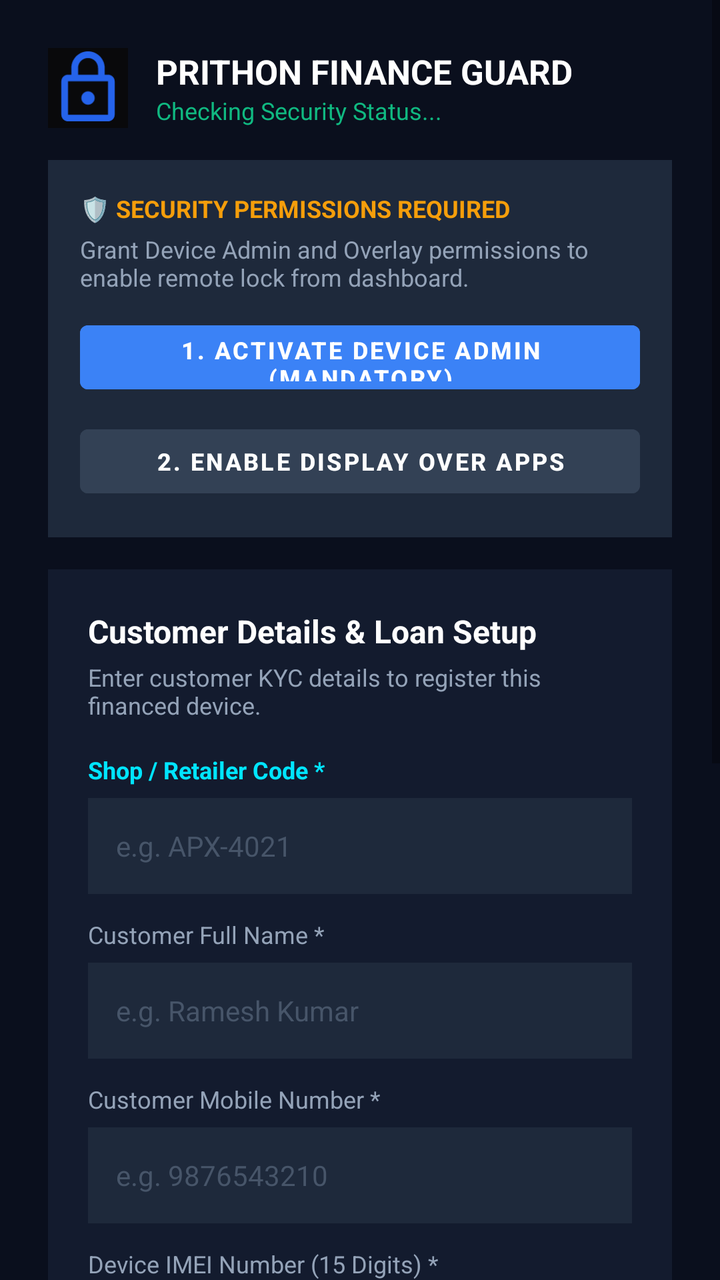
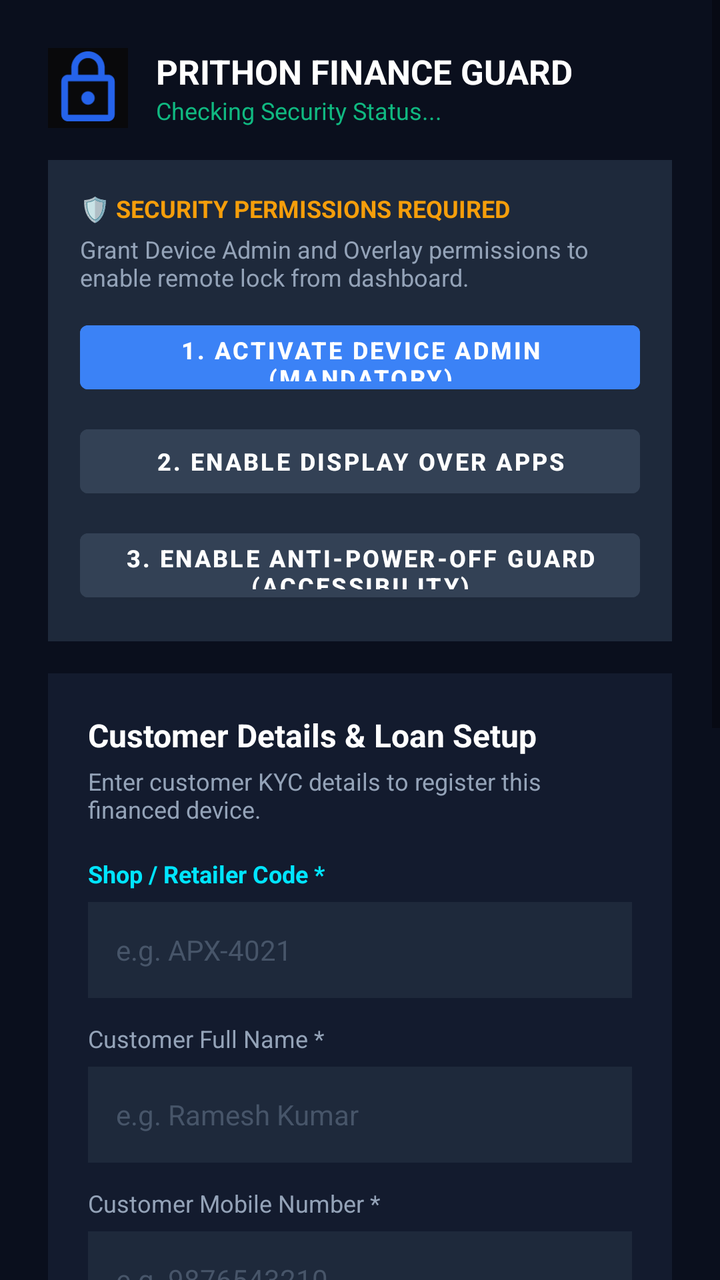

The first picture is an Android layout as it rendered before a commit; the second is the same layout after the commit. The layout source and the unified diff follow.
<!-- AndroidManifest.xml: application theme Theme.PrithonDpc -->
<!-- res/layout/activity_main.xml -->
<?xml version="1.0" encoding="utf-8"?>
<ScrollView xmlns:android="http://schemas.android.com/apk/res/android"
    android:layout_width="match_parent"
    android:layout_height="match_parent"
    android:background="@color/bg_dark"
    android:fillViewport="true">

    <LinearLayout
        android:layout_width="match_parent"
        android:layout_height="wrap_content"
        android:orientation="vertical"
        android:padding="24dp">

        
        <LinearLayout
            android:layout_width="match_parent"
            android:layout_height="wrap_content"
            android:orientation="horizontal"
            android:gravity="center_vertical"
            android:layout_marginBottom="16dp">

            <ImageView
                android:layout_width="40dp"
                android:layout_height="40dp"
                android:src="@drawable/ic_launcher"
                android:contentDescription="Logo" />

            <LinearLayout
                android:layout_width="0dp"
                android:layout_height="wrap_content"
                android:layout_weight="1"
                android:layout_marginStart="14dp"
                android:orientation="vertical">

                <TextView
                    android:layout_width="wrap_content"
                    android:layout_height="wrap_content"
                    android:text="PRITHON FINANCE GUARD"
                    android:textColor="@color/white"
                    android:textSize="17sp"
                    android:textStyle="bold" />

                <TextView
                    android:id="@+id/tvStatus"
                    android:layout_width="wrap_content"
                    android:layout_height="wrap_content"
                    android:text="Checking Security Status..."
                    android:textColor="@color/green_success"
                    android:textSize="12sp" />
            </LinearLayout>
        </LinearLayout>

        
        <LinearLayout
            android:id="@+id/cardPermissions"
            android:layout_width="match_parent"
            android:layout_height="wrap_content"
            android:orientation="vertical"
            android:background="#1E293B"
            android:padding="16dp"
            android:layout_marginBottom="16dp">

            <TextView
                android:layout_width="wrap_content"
                android:layout_height="wrap_content"
                android:text="🛡️ SECURITY PERMISSIONS REQUIRED"
                android:textColor="@color/yellow_pending"
                android:textSize="12sp"
                android:textStyle="bold" />

            <TextView
                android:id="@+id/tvPermDesc"
                android:layout_width="wrap_content"
                android:layout_height="wrap_content"
                android:text="Grant Device Admin and Overlay permissions to enable remote lock from dashboard."
                android:textColor="@color/text_muted"
                android:textSize="12sp"
                android:layout_marginTop="4dp" />

            <Button
                android:id="@+id/btnGrantAdmin"
                android:layout_width="match_parent"
                android:layout_height="44dp"
                android:text="1. ACTIVATE DEVICE ADMIN (MANDATORY)"
                android:backgroundTint="@color/blue_primary"
                android:textColor="@color/white"
                android:textSize="12sp"
                android:textStyle="bold"
                android:layout_marginTop="10dp" />

            <Button
                android:id="@+id/btnGrantOverlay"
                android:layout_width="match_parent"
                android:layout_height="44dp"
                android:text="2. ENABLE DISPLAY OVER APPS"
                android:backgroundTint="#334155"
                android:textColor="@color/white"
                android:textSize="12sp"
                android:textStyle="bold"
                android:layout_marginTop="8dp" />
        </LinearLayout>

        
        <LinearLayout
            android:id="@+id/cardCustomerSummary"
            android:layout_width="match_parent"
            android:layout_height="wrap_content"
            android:orientation="vertical"
            android:background="@color/card_dark"
            android:padding="16dp"
            android:visibility="gone"
            android:layout_marginBottom="16dp">

            <TextView
                android:layout_width="wrap_content"
                android:layout_height="wrap_content"
                android:text="CUSTOMER ONBOARDING ACTIVE"
                android:textColor="@color/blue_primary"
                android:textSize="12sp"
                android:textStyle="bold" />

            <TextView
                android:id="@+id/tvSummaryName"
                android:layout_width="wrap_content"
                android:layout_height="wrap_content"
                android:text="Name: Ramesh Sharma"
                android:textColor="@color/white"
                android:textSize="15sp"
                android:textStyle="bold"
                android:layout_marginTop="8dp" />

            <TextView
                android:id="@+id/tvSummaryPhone"
                android:layout_width="wrap_content"
                android:layout_height="wrap_content"
                android:text="Phone: +91 9876543210"
                android:textColor="@color/text_muted"
                android:textSize="13sp"
                android:layout_marginTop="4dp" />

            <TextView
                android:id="@+id/tvSummaryShop"
                android:layout_width="wrap_content"
                android:layout_height="wrap_content"
                android:text="Shop Code: APX-4021"
                android:textColor="@color/cyan_primary"
                android:textSize="13sp"
                android:textStyle="bold"
                android:layout_marginTop="4dp" />

            <TextView
                android:id="@+id/tvSummaryImei"
                android:layout_width="wrap_content"
                android:layout_height="wrap_content"
                android:text="IMEI: 860123456789012"
                android:textColor="@color/text_muted"
                android:textSize="13sp"
                android:layout_marginTop="4dp" />

            <TextView
                android:id="@+id/tvSummaryLoan"
                android:layout_width="wrap_content"
                android:layout_height="wrap_content"
                android:text="Loan ID: PRITHON-1024"
                android:textColor="@color/text_muted"
                android:textSize="13sp"
                android:layout_marginTop="4dp" />

            <TextView
                android:id="@+id/tvSummaryEmi"
                android:layout_width="wrap_content"
                android:layout_height="wrap_content"
                android:text="Monthly EMI: ₹2,500"
                android:textColor="@color/green_success"
                android:textSize="14sp"
                android:textStyle="bold"
                android:layout_marginTop="4dp" />

            <Button
                android:id="@+id/btnEditCustomer"
                android:layout_width="wrap_content"
                android:layout_height="40dp"
                android:text="Edit Details"
                android:textSize="12sp"
                android:layout_marginTop="12dp"
                android:backgroundTint="@color/card_dark"
                android:textColor="@color/blue_primary" />
        </LinearLayout>

        
        <LinearLayout
            android:id="@+id/cardCustomerForm"
            android:layout_width="match_parent"
            android:layout_height="wrap_content"
            android:orientation="vertical"
            android:background="@color/card_dark"
            android:padding="20dp"
            android:layout_marginBottom="16dp">

            <TextView
                android:layout_width="wrap_content"
                android:layout_height="wrap_content"
                android:text="Customer Details &amp; Loan Setup"
                android:textColor="@color/white"
                android:textSize="16sp"
                android:textStyle="bold" />

            <TextView
                android:layout_width="wrap_content"
                android:layout_height="wrap_content"
                android:text="Enter customer KYC details to register this financed device."
                android:textColor="@color/text_muted"
                android:textSize="12sp"
                android:layout_marginTop="4dp"
                android:layout_marginBottom="16dp" />

            
            <TextView
                android:layout_width="wrap_content"
                android:layout_height="wrap_content"
                android:text="Shop / Retailer Code *"
                android:textColor="@color/cyan_primary"
                android:textSize="12sp"
                android:textStyle="bold" />

            <EditText
                android:id="@+id/etTenantCode"
                android:layout_width="match_parent"
                android:layout_height="48dp"
                android:hint="e.g. APX-4021"
                android:textColorHint="#475569"
                android:textColor="@color/white"
                android:textSize="14sp"
                android:background="#1E293B"
                android:paddingHorizontal="14dp"
                android:inputType="textCapCharacters"
                android:layout_marginTop="6dp"
                android:layout_marginBottom="12dp" />

            
            <TextView
                android:layout_width="wrap_content"
                android:layout_height="wrap_content"
                android:text="Customer Full Name *"
                android:textColor="@color/text_muted"
                android:textSize="12sp" />

            <EditText
                android:id="@+id/etCustomerName"
                android:layout_width="match_parent"
                android:layout_height="48dp"
                android:hint="e.g. Ramesh Kumar"
                android:textColorHint="#475569"
                android:textColor="@color/white"
                android:textSize="14sp"
                android:background="#1E293B"
                android:paddingHorizontal="14dp"
                android:inputType="textPersonName"
                android:layout_marginTop="6dp"
                android:layout_marginBottom="12dp" />

            
            <TextView
                android:layout_width="wrap_content"
                android:layout_height="wrap_content"
                android:text="Customer Mobile Number *"
                android:textColor="@color/text_muted"
                android:textSize="12sp" />

            <EditText
                android:id="@+id/etCustomerPhone"
                android:layout_width="match_parent"
                android:layout_height="48dp"
                android:hint="e.g. 9876543210"
                android:textColorHint="#475569"
                android:textColor="@color/white"
                android:textSize="14sp"
                android:background="#1E293B"
                android:paddingHorizontal="14dp"
                android:inputType="phone"
                android:layout_marginTop="6dp"
                android:layout_marginBottom="12dp" />

            
            <TextView
                android:layout_width="wrap_content"
                android:layout_height="wrap_content"
                android:text="Device IMEI Number (15 Digits) *"
                android:textColor="@color/text_muted"
                android:textSize="12sp" />

            <EditText
                android:id="@+id/etEnteredImei"
                android:layout_width="match_parent"
                android:layout_height="48dp"
                android:hint="e.g. 860123456789012"
                android:textColorHint="#475569"
                android:textColor="@color/white"
                android:textSize="14sp"
                android:background="#1E293B"
                android:paddingHorizontal="14dp"
                android:inputType="number"
                android:maxLength="15"
                android:layout_marginTop="6dp"
                android:layout_marginBottom="12dp" />

            
            <TextView
                android:layout_width="wrap_content"
                android:layout_height="wrap_content"
                android:text="Loan / Finance Account ID"
                android:textColor="@color/text_muted"
                android:textSize="12sp" />

            <EditText
                android:id="@+id/etLoanId"
                android:layout_width="match_parent"
                android:layout_height="48dp"
                android:hint="e.g. LN-88301"
                android:textColorHint="#475569"
                android:textColor="@color/white"
                android:textSize="14sp"
                android:background="#1E293B"
                android:paddingHorizontal="14dp"
                android:inputType="textCapCharacters"
                android:layout_marginTop="6dp"
                android:layout_marginBottom="12dp" />

            
            <TextView
                android:layout_width="wrap_content"
                android:layout_height="wrap_content"
                android:text="Monthly EMI Amount (INR)"
                android:textColor="@color/text_muted"
                android:textSize="12sp" />

            <EditText
                android:id="@+id/etEmiAmount"
                android:layout_width="match_parent"
                android:layout_height="48dp"
                android:hint="e.g. 2500"
                android:textColorHint="#475569"
                android:textColor="@color/white"
                android:textSize="14sp"
                android:background="#1E293B"
                android:paddingHorizontal="14dp"
                android:inputType="number"
                android:layout_marginTop="6dp"
                android:layout_marginBottom="20dp" />

            <Button
                android:id="@+id/btnSaveCustomer"
                android:layout_width="match_parent"
                android:layout_height="50dp"
                android:text="ACTIVATE &amp; SYNC WITH SERVER"
                android:backgroundTint="@color/blue_primary"
                android:textColor="@color/white"
                android:textStyle="bold"
                android:textSize="13sp" />
        </LinearLayout>

        
        <LinearLayout
            android:layout_width="match_parent"
            android:layout_height="wrap_content"
            android:orientation="vertical"
            android:background="@color/card_dark"
            android:padding="16dp"
            android:layout_marginBottom="16dp">

            <TextView
                android:id="@+id/tvDeviceId"
                android:layout_width="wrap_content"
                android:layout_height="wrap_content"
                android:text="Device ID: ..."
                android:textColor="@color/white"
                android:textSize="12sp" />

            <TextView
                android:id="@+id/tvServerEndpoint"
                android:layout_width="wrap_content"
                android:layout_height="wrap_content"
                android:text="Server: ..."
                android:textColor="@color/text_muted"
                android:textSize="12sp"
                android:layout_marginTop="4dp" />
        </LinearLayout>

    </LinearLayout>
</ScrollView>
<!-- resources referenced by this layout -->
<resources>
  <color name="bg_dark">#0A0F1D</color>
  <color name="blue_primary">#3B82F6</color>
  <color name="card_dark">#131B2E</color>
  <color name="cyan_primary">#00E5FF</color>
  <color name="green_success">#10B981</color>
  <color name="text_muted">#94A3B8</color>
  <color name="white">#FFFFFFFF</color>
  <color name="yellow_pending">#F59E0B</color>
  <!-- drawable ic_launcher (drawable) -->
  <vector xmlns:android="http://schemas.android.com/apk/res/android"
      android:width="108dp"
      android:height="108dp"
      android:viewportWidth="24"
      android:viewportHeight="24">
      <path
          android:fillColor="#09090b"
          android:pathData="M0,0h24v24H0z"/>
      <path
          android:fillColor="#2563eb"
          android:pathData="M18,8h-1V6c0,-2.76 -2.24,-5 -5,-5S7,3.24 7,6v2H6c-1.1,0 -2,0.9 -2,2v10c0,1.1 0.9,2 2,2h12c1.1,0 2,-0.9 2,-2V10c0,-1.1 -0.9,-2 -2,-2zM9,6c0,-1.66 1.34,-3 3,-3s3,1.34 3,3v2H9V6zm9,14H6V10h12v10zm-6,-3c1.1,0 2,-0.9 2,-2s-0.9,-2 -2,-2 -2,0.9 -2,2 0.9,2 2,2z"/>
  </vector>
  <style name="Theme.PrithonDpc" parent="Theme.MaterialComponents.DayNight.NoActionBar">
          <item name="colorPrimary">@color/blue_primary</item>
          <item name="android:statusBarColor">@color/bg_dark</item>
          <item name="android:navigationBarColor">@color/bg_dark</item>
      </style>
</resources>

<!-- the commit's change to res/layout/activity_main.xml (unified diff, before → after) -->
@@ -93,6 +93,17 @@
                 android:layout_width="match_parent"
                 android:layout_height="44dp"
                 android:text="2. ENABLE DISPLAY OVER APPS"
+                android:backgroundTint="#334155"
+                android:textColor="@color/white"
+                android:textSize="12sp"
+                android:textStyle="bold"
+                android:layout_marginTop="8dp" />
+
+            <Button
+                android:id="@+id/btnGrantAccessibility"
+                android:layout_width="match_parent"
+                android:layout_height="44dp"
+                android:text="3. ENABLE ANTI-POWER-OFF GUARD (ACCESSIBILITY)"
                 android:backgroundTint="#334155"
                 android:textColor="@color/white"
                 android:textSize="12sp"
